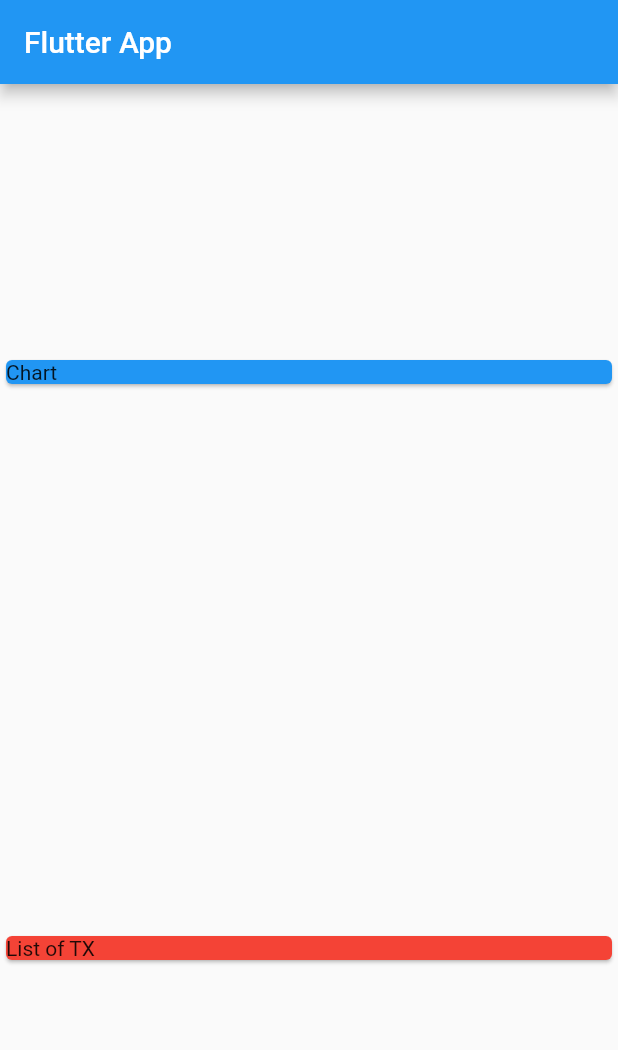
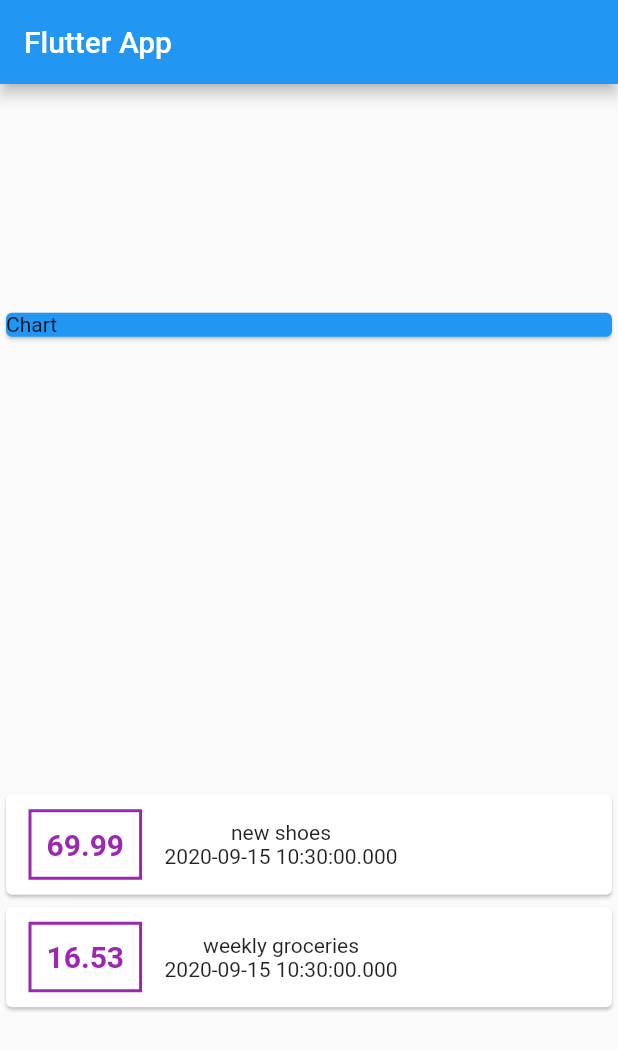
Before and after one commit to mirecta/flutter, a Flutter app: the screen it shows after launch, on a phone screen of 412 x 824 dp. Shown: the top 1050 px of the screen. Run offline on Flutter 3.47's test engine with Material 2 defaults, Android fonts, the phone set to English and light mode, and no system bars.

Commit message:
new content

```diff
--- a/hello_world2/lib/main.dart
+++ b/hello_world2/lib/main.dart
@@ -1,4 +1,5 @@
 import 'package:flutter/material.dart';
+import './transaction.dart';
 
 void main() {
   runApp(MyApp());
@@ -21,7 +22,15 @@ class MyApp extends StatelessWidget {
 
 class MyHomePage extends StatelessWidget {
   MyHomePage({Key key}) : super(key: key);
-
+  final List<Transaction> transactons = [
+    Transaction(
+        id: 't1', title: "new shoes", amount: 69.99, date: DateTime.now()),
+    Transaction(
+        id: 't2',
+        title: "weekly groceries",
+        amount: 16.53,
+        date: DateTime.now()),
+  ];
   @override
   Widget build(BuildContext context) {
     return Scaffold(
@@ -39,10 +48,34 @@ class MyHomePage extends StatelessWidget {
               child: Text("Chart"),
             ),
           ),
-          Card(
-            color: Colors.red,
-            child: Text("List of TX"),
-          )
+          Column(
+              children: transactons.map((e) {
+            return Card(
+                child: Row(
+              children: [
+                Container(
+                  margin: EdgeInsets.symmetric(vertical: 10, horizontal: 15),
+                  padding: EdgeInsets.all(10),
+                  decoration: BoxDecoration(
+                      border: Border.all(
+                    color: Colors.purple,
+                    width: 2,
+                  )),
+                  child: Text(
+                    e.amount.toString(),
+                    style: TextStyle(
+                      fontWeight: FontWeight.bold,
+                      fontSize: 20,
+                      color: Colors.purple,
+                    ),
+                  ),
+                ),
+                Column(
+                  children: [Text(e.title), Text(e.date.toString())],
+                )
+              ],
+            ));
+          }).toList()),
         ],
       ),
     );
--- /dev/null
+++ b/hello_world2/lib/transaction.dart
@@ -0,0 +1,14 @@
+import 'package:flutter/foundation.dart';
+
+class Transaction {
+  final String id;
+  final String title;
+  final double amount;
+  final DateTime date;
+
+  Transaction(
+      {@required this.id,
+      @required this.title,
+      @required this.amount,
+      @required this.date});
+}
```
